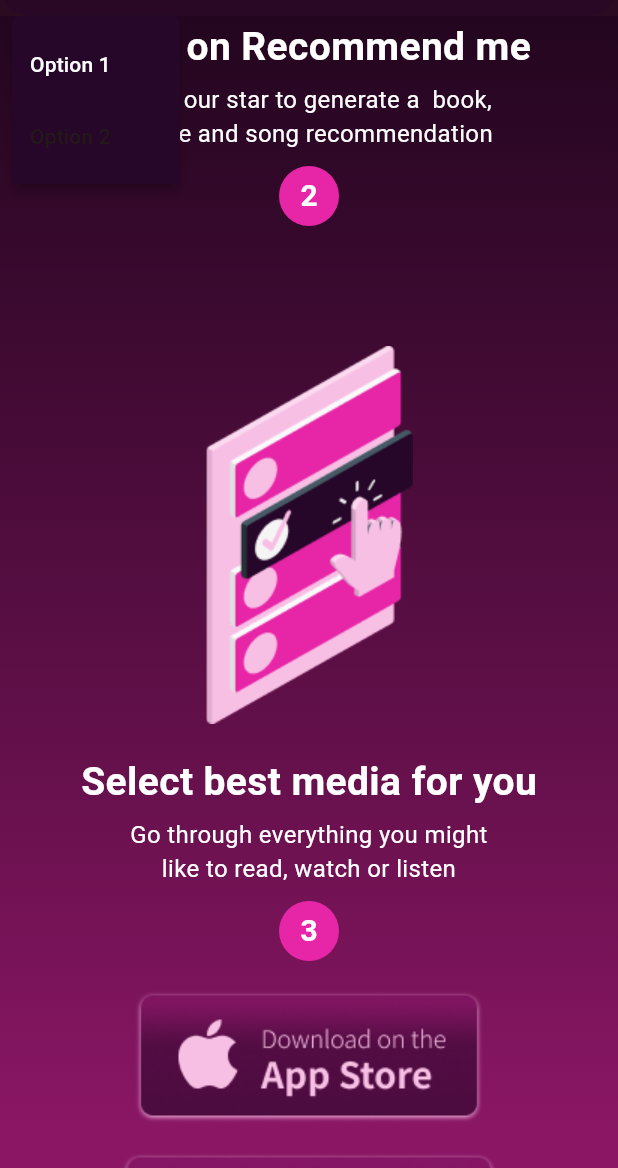
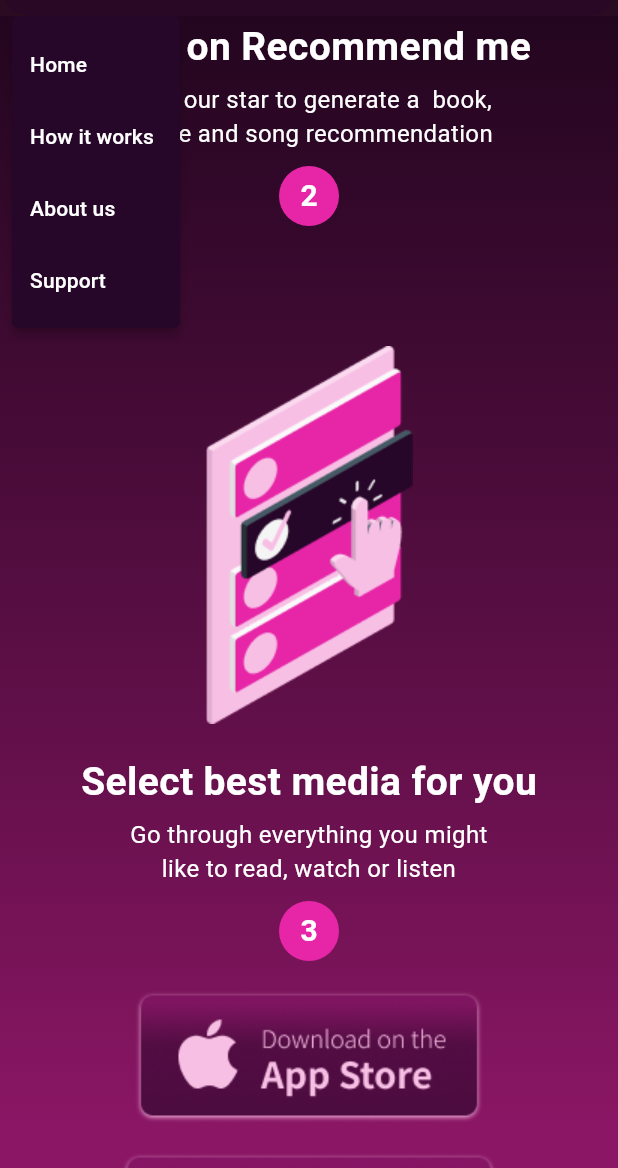
Before and after one commit to QuickCrafts/PerfectPick_Frontend, a Flutter app: the screen it shows after launch, scrolled down 576 dp, after a tap on the "menu" icon, on a phone screen of 412 x 824 dp, the part 68-1236 px from its top. Run offline on Flutter 3.47's test engine with Material 3 defaults, Android fonts, the phone set to English and light mode, and no system bars; our stand-ins replace flutter_dotenv, graphql_flutter.

Commit message:
SinglePage navigation implemented :)

```diff
--- a/lib/main.dart
+++ b/lib/main.dart
@@ -1,4 +1,3 @@
-import 'package:english_words/english_words.dart';
 import 'package:flutter/material.dart';
 import 'presentation/widgets/navigation/navbar.dart';
 import 'presentation/widgets/navigation/how_it_works.dart';
@@ -44,11 +43,43 @@ class MyApp extends StatelessWidget {
   }
 }
 
-
-class MyHomePage extends StatelessWidget {
+class MyHomePage extends StatefulWidget {
   final AuthRepository authRepository;
 
   const MyHomePage({super.key, required this.authRepository});
+
+  @override
+  MyHomePageState createState() => MyHomePageState();
+
+}
+
+class MyHomePageState extends State<MyHomePage> {
+  final ScrollController _scrollController = ScrollController();
+  final Map<String, GlobalKey> keys = {
+    "howItWorks": GlobalKey(),
+    "support": GlobalKey(),
+    "faqs": GlobalKey(),
+    "footer": GlobalKey(),
+  };
+
+  AuthRepository get authRepository => widget.authRepository;
+
+  @override
+  void dispose() {
+    _scrollController.dispose();
+    super.dispose();
+  }
+
+  void _scrollToSection(String section){
+    final GlobalKey? key = keys[section];
+    if(key == null) return;
+    Scrollable.ensureVisible(
+      key.currentContext!,
+      duration: Duration(seconds: 1),
+      curve: Curves.easeInOut,
+    );
+  }
+
 
   @override
   Widget build(BuildContext context) {
@@ -56,20 +87,21 @@ class MyHomePage extends StatelessWidget {
       extendBodyBehindAppBar: true,
       backgroundColor: Colors.black,
       body: CustomScrollView(
+        controller: _scrollController,
         slivers: [
           SliverAppBar(
             pinned: true,
             backgroundColor: Colors.transparent,
-            flexibleSpace: NavBar(authRepository: authRepository),
+            flexibleSpace: NavBar(authRepository: authRepository, onSectionSelected: _scrollToSection),
           ),
           SliverToBoxAdapter(
             child: SingleChildScrollView(
               child: Column(
                 children: [
-                  HowItWorks(authRepository: authRepository),
-                  Support(authRepository: authRepository),
-                  Faqs(authRepository: authRepository),
-                  Footer(authRepository: authRepository),
+                  HowItWorks(authRepository: authRepository, key: keys["howItWorks"],),
+                  Support(authRepository: authRepository, key: keys["support"],),
+                  Faqs(authRepository: authRepository, key: keys["faqs"]),
+                  Footer(authRepository: authRepository, key: keys["footer"]),
                 ],
               ),
             ),
--- a/lib/presentation/widgets/navigation/how_it_works.dart
+++ b/lib/presentation/widgets/navigation/how_it_works.dart
@@ -4,17 +4,18 @@ import "package:perfectpick_wa/data/repositories/auth/auth_repository.dart";
 
 class HowItWorks extends StatelessWidget {
   final AuthRepository authRepository;
+  final GlobalKey howItWorksKey = GlobalKey(debugLabel: "HowItWorks");
 
-  const HowItWorks({Key? key, required this.authRepository}) : super(key: key);
+  HowItWorks({Key? key, required this.authRepository}) : super(key: key);
 
   @override
   Widget build(BuildContext context) {
     return LayoutBuilder(
       builder: (context, constraints) {
         if (constraints.maxWidth > 1020) {
-          return DesktopHowItWorks(authRepository: authRepository);
+          return DesktopHowItWorks(authRepository: authRepository, howItWorksKey: howItWorksKey);
         } else {
-          return MobileHowItWorks(authRepository: authRepository);
+          return MobileHowItWorks(authRepository: authRepository, howItWorksKey: howItWorksKey);
         }
       },
     );
@@ -23,13 +24,15 @@ class HowItWorks extends StatelessWidget {
 
 class DesktopHowItWorks extends StatelessWidget {
   final AuthRepository authRepository;
+  final GlobalKey<State<StatefulWidget>> howItWorksKey;
 
-  const DesktopHowItWorks({Key? key, required this.authRepository})
+  const DesktopHowItWorks({Key? key, required this.authRepository, required this.howItWorksKey})
       : super(key: key);
 
   @override
   Widget build(BuildContext context) {
     return Container(
+      key: howItWorksKey,
       height: 630,
       decoration: BoxDecoration(
         gradient: LinearGradient(
@@ -212,13 +215,15 @@ class DesktopHowItWorks extends StatelessWidget {
 
 class MobileHowItWorks extends StatelessWidget {
   final AuthRepository authRepository;
+  final GlobalKey<State<StatefulWidget>> howItWorksKey;
 
-  const MobileHowItWorks({Key? key, required this.authRepository})
+  const MobileHowItWorks({Key? key, required this.authRepository, required this.howItWorksKey})
       : super(key: key);
 
   @override
   Widget build(BuildContext context) {
     return Container(
+      key: howItWorksKey,
       width: MediaQuery.of(context).size.width,
       decoration: BoxDecoration(
         gradient: LinearGradient(
--- a/lib/presentation/widgets/navigation/navbar.dart
+++ b/lib/presentation/widgets/navigation/navbar.dart
@@ -1,22 +1,28 @@
 import 'package:flutter/material.dart';
 import "package:perfectpick_wa/presentation/colors.dart";
 import 'package:perfectpick_wa/presentation/widgets/login/login_modal.dart';
+import 'package:perfectpick_wa/presentation/widgets/navigation/how_it_works.dart';
 import 'package:perfectpick_wa/presentation/widgets/signUp/signup_modal.dart';
 import "package:perfectpick_wa/data/repositories/auth/auth_repository.dart";
 
 class NavBar extends StatelessWidget {
   final AuthRepository authRepository;
+  final Function(String) onSectionSelected;
 
-  const NavBar({Key? key, required this.authRepository}) : super(key: key);
+  const NavBar({Key? key, required this.authRepository, required this.onSectionSelected}) : super(key: key);
 
   @override
   Widget build(BuildContext context) {
     return LayoutBuilder(
       builder: (context, constraints) {
         if (constraints.maxWidth > 830) {
-          return DesktopNavBar(authRepository: authRepository);
+          return DesktopNavBar(authRepository: authRepository, onSectionSelected: (string) {
+            onSectionSelected(string);
+          });
         } else {
-          return MobileNavBar(authRepository: authRepository);
+          return MobileNavBar(authRepository: authRepository, onSectionSelected: (string) {
+            onSectionSelected(string);
+          });
         }
       },
     );
@@ -25,8 +31,11 @@ class NavBar extends StatelessWidget {
 
 class DesktopNavBar extends StatelessWidget {
   final AuthRepository authRepository;
+  final Function(String) onSectionSelected;
 
-  const DesktopNavBar({Key? key, required this.authRepository})
+  const DesktopNavBar({Key? key,
+  required this.authRepository,
+  required this.onSectionSelected,})
       : super(key: key);
 
   @override
@@ -41,15 +50,20 @@ class DesktopNavBar extends StatelessWidget {
       child: Row(
         children: [
           SizedBox(width: 20),
-          Image.asset(
-            "lib/presentation/images/PerfectPickName.png",
-            width: 201,
-            height: 24,
+          InkWell(
+            onTap: ()  {
+              onSectionSelected("home");
+            },
+            child: Image.asset(
+              "lib/presentation/images/PerfectPickName.png",
+              width: 201,
+              height: 24,
+            ),
           ),
           Spacer(),
           TextButton(
             onPressed: () {
-              Navigator.pushNamed(context, 'home');
+              onSectionSelected("home");
             },
             child: Text(
               'Home',
@@ -58,7 +72,9 @@ class DesktopNavBar extends StatelessWidget {
           ),
           SizedBox(width: 5),
           TextButton(
-            onPressed: () {},
+            onPressed: () {
+              onSectionSelected("howItWorks");
+            },
             child: Text(
               'How it works',
               style: TextStyle(color: Colors.white, fontSize: 18),
@@ -66,7 +82,9 @@ class DesktopNavBar extends StatelessWidget {
           ),
           SizedBox(width: 5),
           TextButton(
-            onPressed: () {},
+            onPressed: () {
+              onSectionSelected("aboutUs");
+            },
             child: Text(
               'About us',
               style: TextStyle(color: Colors.white, fontSize: 18),
@@ -74,7 +92,9 @@ class DesktopNavBar extends StatelessWidget {
           ),
           SizedBox(width: 5),
           TextButton(
-            onPressed: () {},
+            onPressed: () {
+              onSectionSelected("support");
+            },
             child: Text(
               'Support',
               style: TextStyle(color: Colors.white, fontSize: 18),
@@ -125,8 +145,9 @@ class DesktopNavBar extends StatelessWidget {
 
 class MobileNavBar extends StatelessWidget {
   final AuthRepository authRepository;
+  final Function(String) onSectionSelected;
 
-  const MobileNavBar({Key? key, required this.authRepository})
+  const MobileNavBar({Key? key, required this.authRepository, required this.onSectionSelected,})
       : super(key: key);
   @override
   Widget build(BuildContext context) {
@@ -159,22 +180,59 @@ class MobileNavBar extends StatelessWidget {
                       position: RelativeRect.fromLTRB(0, kToolbarHeight, 0, 0),
                       items: [
                         PopupMenuItem(
+                          onTap: () {
+                            onSectionSelected("home");
+                          },
                           value: 1,
                           child:
                           Text(
-                            'Option 1',
+                            'Home',
                             style: TextStyle(
                               color: Colors.white,
-                            ),),
+                            ),
+                            ),
                         ),
                         PopupMenuItem(
-                          child: Text('Option 2'),
+                          onTap: () {
+                            onSectionSelected("howItWorks");
+                          },
                           value: 2,
+                          child:
+                          Text(
+                            'How it works',
+                            style: TextStyle(
+                              color: Colors.white,
+                            ),
+                            ),
                         ),
-                        // Add more menu items as needed
+                        PopupMenuItem(
+                          onTap: () {
+                            onSectionSelected("aboutUs");
+                          },
+                          value: 1,
+                          child:
+                          Text(
+                            'About us',
+                            style: TextStyle(
+                              color: Colors.white,
+                            ),
+                            ),
+                        ),
+                        PopupMenuItem(
+                          onTap: () {
+                            onSectionSelected("support");
+                          },
+                          value: 2,
+                          child:
+                          Text(
+                            'Support',
+                            style: TextStyle(
+                              color: Colors.white,
+                            ),
+                            ),
+                        ),
                       ],
                     );
-                    // TODO: Implement dropdown menu
                   },
                 ),
               ],
```
Also changed, not shown: lib/presentation/widgets/login/login_modal.dart (+9 -1 lines).
